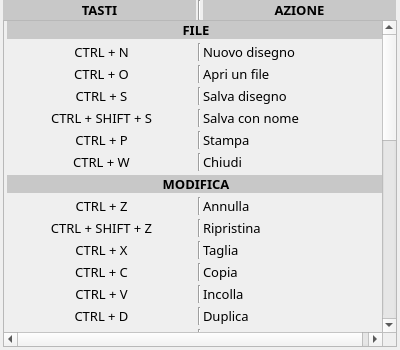
Qt form gui/DialogShortcuts.ui (manufino/eSchema) before a commit.
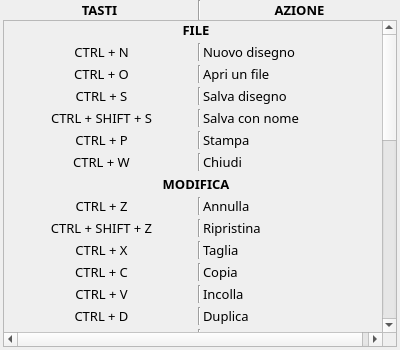
The same form after that commit.

Patch:
```diff
--- a/gui/DialogShortcuts.ui
+++ b/gui/DialogShortcuts.ui
@@ -98,9 +98,6 @@
          <bold>true</bold>
         </font>
        </property>
-       <property name="styleSheet">
-        <string notr="true">background-color: rgb(200, 200, 200);</string>
-       </property>
        <property name="text">
         <string>TASTI</string>
        </property>
@@ -130,9 +127,6 @@
          <bold>true</bold>
         </font>
        </property>
-       <property name="styleSheet">
-        <string notr="true">background-color: rgb(200, 200, 200);</string>
-       </property>
        <property name="text">
         <string>AZIONE</string>
        </property>
@@ -196,9 +190,6 @@
              <bold>true</bold>
             </font>
            </property>
-           <property name="styleSheet">
-            <string notr="true">background-color: rgb(200, 200, 200);</string>
-           </property>
            <property name="text">
             <string>FILE</string>
            </property>
@@ -378,9 +369,6 @@
              <bold>true</bold>
             </font>
            </property>
-           <property name="styleSheet">
-            <string notr="true">background-color: rgb(200, 200, 200);</string>
-           </property>
            <property name="text">
             <string>MODIFICA</string>
            </property>
```
Left out of the diff: 9 changed lines with no effect on the pictures.
